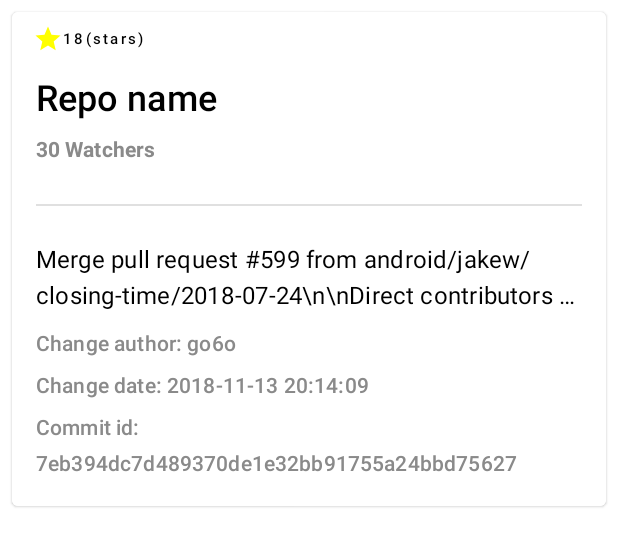
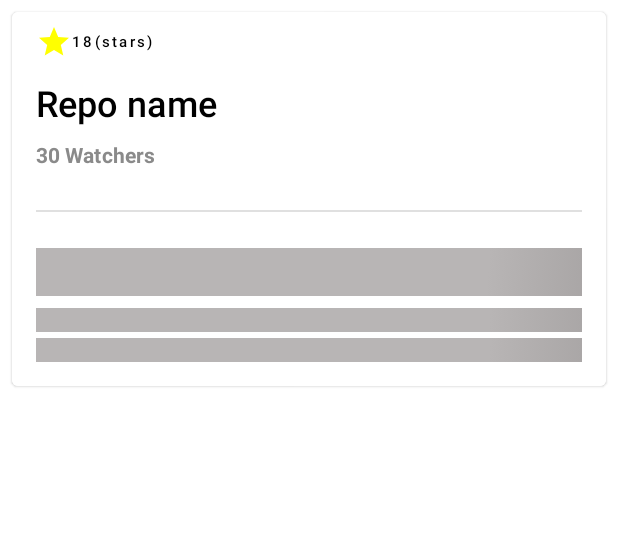
Before and after one commit to GNNikolov/GitViewer, an Android app built with Jetpack Compose: the @Preview function RepositoryListItem, on a phone screen of 412 x 824 dp. Shown: the top 546 px of the screen. Run offline under Robolectric (Android 15) with nearby library versions, the phone set to English and light mode, and no system bars; our stand-ins replace Shimmer.

Commit message:
Created loading UI (shimmer placeholder) when fetching last commit data

```diff
--- /dev/null
+++ b/app/src/main/java/com/gnnikolov/gitviewer/ui/ShimmerLoadingUi.kt
@@ -0,0 +1,53 @@
+package com.gnnikolov.gitviewer.ui
+
+import androidx.compose.animation.core.animateFloat
+import androidx.compose.animation.core.infiniteRepeatable
+import androidx.compose.animation.core.rememberInfiniteTransition
+import androidx.compose.animation.core.tween
+import androidx.compose.foundation.background
+import androidx.compose.runtime.*
+import androidx.compose.ui.Modifier
+import androidx.compose.ui.composed
+import androidx.compose.ui.geometry.Offset
+import androidx.compose.ui.graphics.Brush
+import androidx.compose.ui.graphics.Color
+import androidx.compose.ui.layout.onGloballyPositioned
+import androidx.compose.ui.unit.IntSize
+
+@Composable
+fun ShimmerLoadingUi(
+    isLoading: Boolean,
+    loadingContent: @Composable () -> Unit,
+    content: @Composable () -> Unit
+) {
+    if (isLoading) {
+        loadingContent()
+    } else {
+        content()
+    }
+}
+
+fun Modifier.shimmerEffect(): Modifier = composed {
+    var size by remember { mutableStateOf(IntSize.Zero) }
+    val transition = rememberInfiniteTransition()
+    val startOffsetX by transition.animateFloat(
+        initialValue = 0f,
+        targetValue =  size.width.toFloat(),
+        animationSpec = infiniteRepeatable(
+            animation = tween(1000)
+        )
+    )
+    background(
+        brush = Brush.linearGradient(
+            colors = listOf(
+                Color(0xFFB8B5B5),
+                Color(0xFF8F8B8B),
+                Color(0xFFB8B5B5)
+            ),
+            start = Offset(startOffsetX, 0f),
+            end = Offset(startOffsetX + size.width.toFloat(), size.height.toFloat())
+        )
+    ).onGloballyPositioned {
+        size = it.size
+    }
+}
--- a/app/src/main/java/com/gnnikolov/gitviewer/ui/list/RepositoryList.kt
+++ b/app/src/main/java/com/gnnikolov/gitviewer/ui/list/RepositoryList.kt
@@ -6,7 +6,7 @@ import androidx.compose.foundation.lazy.LazyColumn
 import androidx.compose.material.*
 import androidx.compose.material.icons.Icons
 import androidx.compose.material.icons.filled.Star
-import androidx.compose.runtime.Composable
+import androidx.compose.runtime.*
 import androidx.compose.ui.Alignment.Companion.CenterVertically
 import androidx.compose.ui.Modifier
 import androidx.compose.ui.graphics.Color
@@ -14,6 +14,8 @@ import androidx.compose.ui.text.font.FontWeight
 import androidx.compose.ui.text.style.TextOverflow
 import androidx.compose.ui.tooling.preview.Preview
 import androidx.compose.ui.unit.dp
+import com.gnnikolov.gitviewer.ui.ShimmerLoadingUi
+import com.gnnikolov.gitviewer.ui.shimmerEffect
 
 @Composable
 fun RepositoryList() {
@@ -31,7 +33,7 @@ private fun RepositoryListItem() {
         modifier = Modifier
             .padding(all = 8.dp)
             .fillMaxWidth()
-            .wrapContentWidth()
+            .wrapContentHeight()
     ) {
         Column(
             Modifier
@@ -39,13 +41,11 @@ private fun RepositoryListItem() {
                 .fillMaxWidth()
                 .wrapContentHeight()
         ) {
-            Row(Modifier.padding(top = 8.dp, start = 14.dp)) {
+            Row(Modifier.padding(top = 8.dp, start = 16.dp)) {
                 Icon(
                     tint = Color.Yellow,
                     imageVector = Icons.Filled.Star,
-                    modifier = Modifier
-                        .size(20.dp)
-                        .align(CenterVertically),
+                    modifier = Modifier.align(CenterVertically),
                     contentDescription = null
                 )
                 Text(
@@ -85,20 +85,59 @@ private fun RepositoryListItem() {
                     .padding(horizontal = 16.dp)
                     .padding(top = 24.dp, bottom = 24.dp)
             )
-            Row {
+            ShimmerLoadingUi(
+                isLoading = true,
+                content = { LastCommitListItemContent() },
+                loadingContent = { LastCommitListItemLoading() })
+        }
+    }
+}
+
+@Composable
+private fun LastCommitListItemLoading() {
+    Column {
+        Box(
+            modifier = Modifier
+                .fillMaxWidth()
+                .height(32.dp)
+                .padding(horizontal = 16.dp)
+                .shimmerEffect()
+        )
+        Spacer(modifier = Modifier.height(8.dp))
+        Box(
+            modifier = Modifier
+                .fillMaxWidth()
+                .height(16.dp)
+                .padding(horizontal = 16.dp)
+                .shimmerEffect()
+        )
+        Spacer(modifier = Modifier.height(4.dp))
+        Box(
+            modifier = Modifier
+                .fillMaxWidth()
+                .height(16.dp)
+                .padding(horizontal = 16.dp)
+                .shimmerEffect(),
+        )
+        Spacer(modifier = Modifier.height(16.dp))
+    }
+}
+
+@Composable
+private fun LastCommitListItemContent() {
+    Column {
         Text(
             text = "Merge pull request #599 from android/jakew/closing-time/2018-07-24\\n\\nDirect contributors to AOSP",
             modifier = Modifier
-                        .align(CenterVertically)
                 .fillMaxWidth()
                 .padding(horizontal = 16.dp),
             style = MaterialTheme.typography.subtitle1,
             maxLines = 2,
-                    overflow = TextOverflow.Ellipsis
+            overflow = TextOverflow.Ellipsis,
+            fontWeight = FontWeight.Medium
         )
-            }
         Text(
-                text = "Change author: go6o",
+            text = "Change by GitUser at 2018-11-13 20:14:09",
             modifier = Modifier
                 .fillMaxWidth()
                 .padding(horizontal = 16.dp)
@@ -109,18 +148,7 @@ private fun RepositoryListItem() {
             overflow = TextOverflow.Ellipsis
         )
         Text(
-                text = "Change date: 2018-11-13 20:14:09",
-                modifier = Modifier
-                    .fillMaxWidth()
-                    .padding(horizontal = 16.dp)
-                    .padding(top = 4.dp),
-                color = Color(0xFF8A8A8A),
-                style = MaterialTheme.typography.subtitle2,
-                maxLines = 2,
-                overflow = TextOverflow.Ellipsis
-            )
-            Text(
-                text = "Commit id: 7eb394dc7d489370de1e32bb91755a24bbd75627",
+            text = "Id: 7eb394dc7d489370de1e32bb91755a24bbd75627",
             modifier = Modifier
                 .wrapContentWidth()
                 .padding(horizontal = 16.dp)
@@ -132,4 +160,3 @@ private fun RepositoryListItem() {
         )
     }
 }
-}
```
Lines whose indentation alone changed are shown as unchanged.
